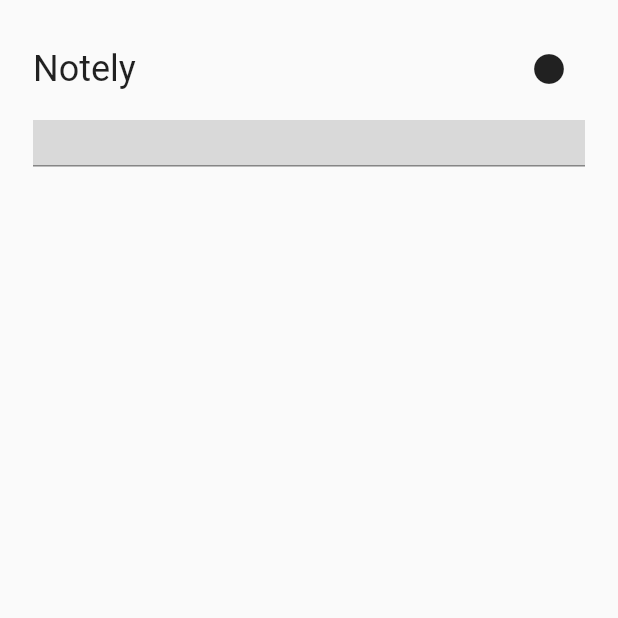
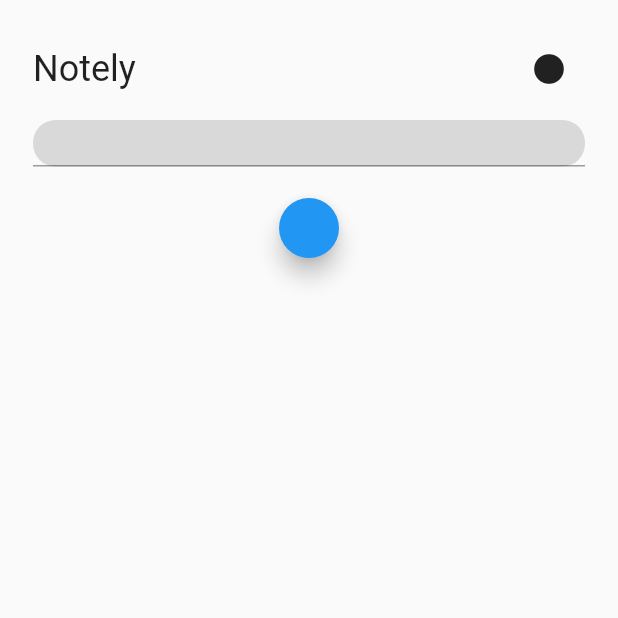
Before and after one commit to Indrawan007/Notely, a Flutter app: the screen it shows after launch, on a phone screen of 412 x 824 dp, the top half of it. Run offline on Flutter 3.47's test engine with Material 2 defaults, Android fonts, the phone set to English and light mode, and no system bars; our stand-ins replace get.

```diff
--- a/lib/app/modules/home/views/home_view.dart
+++ b/lib/app/modules/home/views/home_view.dart
@@ -1,6 +1,8 @@
 import 'package:flutter/material.dart';
 
 import 'package:get/get.dart';
+import 'package:notely/app/constants/color.dart';
+import 'package:notely/app/routes/app_pages.dart';
 
 import '../controllers/home_controller.dart';
 
@@ -28,12 +30,17 @@ class HomeView extends GetView<HomeController> {
             ),
             Container(
               height: 31,
-              decoration: BoxDecoration(color: Color(0xffD9D9D9)),
+              decoration: BoxDecoration(
+                  color: appPurpleGrey,
+                  borderRadius: BorderRadius.circular(15)),
               child: TextField(),
             ),
             SizedBox(
               height: 17,
             ),
+            FloatingActionButton.small(onPressed: () {
+              Get.toNamed(Routes.NOTELIST);
+            }),
           ],
         ),
       ),
--- a/lib/main.dart
+++ b/lib/main.dart
@@ -8,7 +8,7 @@ void main() {
   runApp(
     GetMaterialApp(
       title: "Application",
-      initialRoute: AppPages.INITIAL,
+      initialRoute: Routes.HOME,
       getPages: AppPages.routes,
     ),
   );
```
Also changed, not shown: 3 other files.
